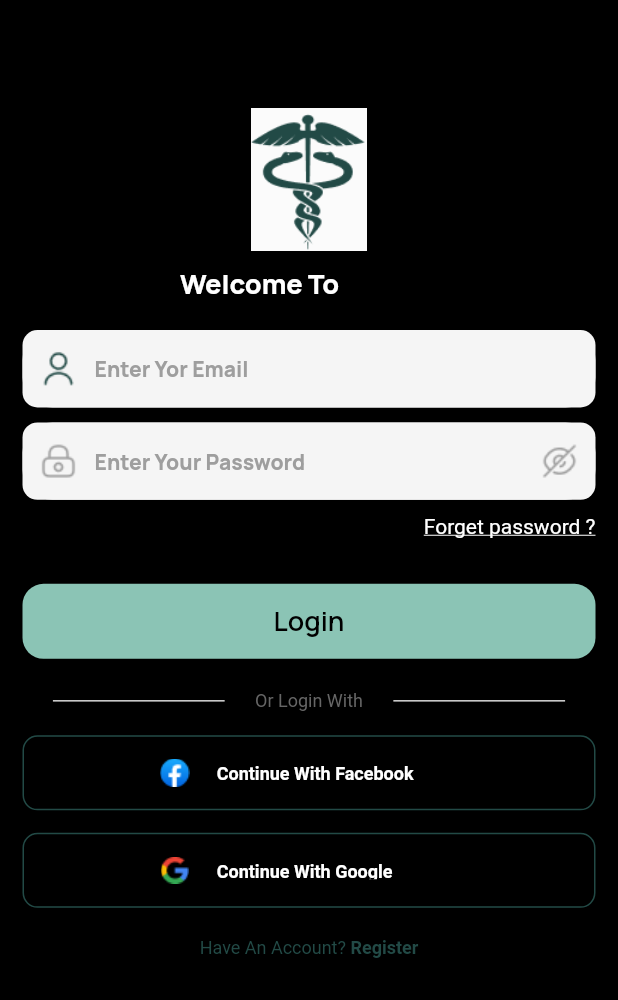
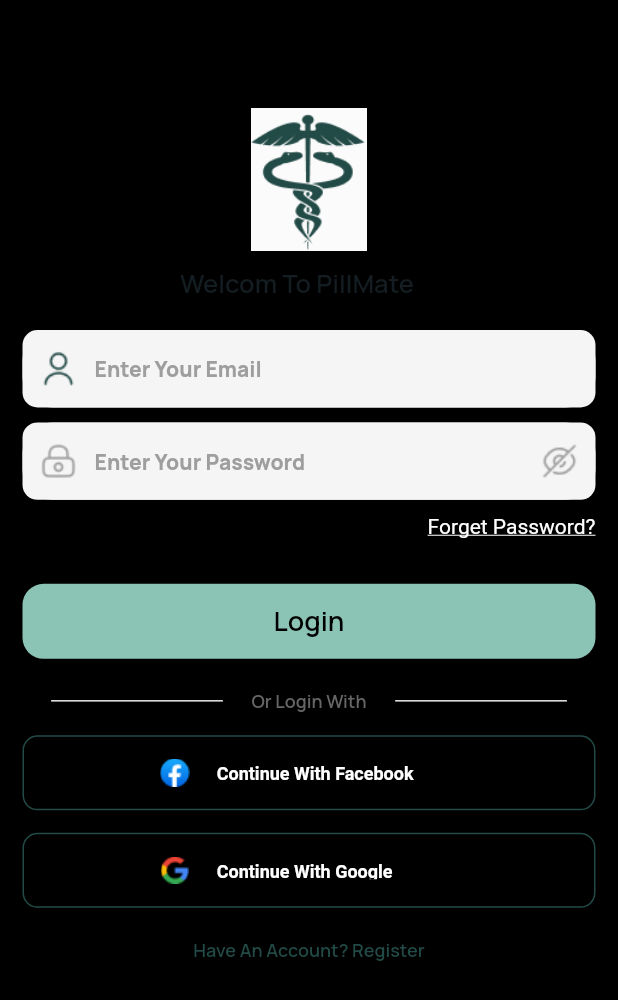
Before and after one commit to Mohamedihab29592/pillMate, a Flutter app: the screen it shows after launch, on a phone screen of 412 x 824 dp. Shown: the top 1000 px of the screen. Run offline on Flutter 3.47's test engine with Material 2 defaults, Android fonts, the light colour scheme and no system bars; our stand-ins replace auto_size_text, dots_indicator, flutter_bloc, flutter_otp_text_field, flutter_screenutil, flutter_svg and 5 more.

Commit message:
update auth section and creating onBoarding screen

```diff
--- a/lib/core/routes/app_routes.dart
+++ b/lib/core/routes/app_routes.dart
@@ -1,9 +1,9 @@
-
-
-
 import 'package:flutter/material.dart';
 import 'package:flutter_bloc/flutter_bloc.dart';
 import 'package:pill_mate/features/home/presentation/screens/layout.dart';
+import 'package:pill_mate/features/initial/onBoarding/onBoarding.dart';
+import 'package:pill_mate/features/initial/onBoarding/onBoarding1.dart';
+import 'package:pill_mate/features/initial/onBoarding/onBoarding2.dart';
 
 import '../../features/auth/presenation/screens/login_screen.dart';
 import '../../features/auth/presenation/screens/new-password.dart';
@@ -24,16 +24,13 @@
 import '../../features/sevices/payment/presentation/screens/details_screens.dart';
 import '../../features/sevices/payment/presentation/screens/payment_screen.dart';
 
-
-
-
-
-
-
 class Routes {
   static const String initialRoute = '/';
   static const String login = 'login';
   static const String register = 'register';
+  static const String onBoarding = 'onBoarding';
+  static const String onBoarding1 = 'onBoarding1';
+  static const String onBoarding2 = 'onBoarding2';
   static const String forgetPassword = 'forgetPassword';
   static const String newPassword = 'newPassword';
   static const String verification = 'verification';
@@ -48,8 +45,6 @@
   static const String profileScreen = '/profileScreen';
   static const String accountScreen = '/accountScreen';
   static const String notificationScreen = '/notificationScreen';
-
-
 }
 
 Widget appRoutes(String route, dynamic arg) {
@@ -57,13 +52,16 @@
     case Routes.initialRoute:
       return const SplashScreen();
     case Routes.login:
-
       return const LoginScreen();
     case Routes.register:
-
       return const RegisterScreen();
+    case Routes.onBoarding:
+      return const OnBoardingScreen();
+    case Routes.onBoarding1:
+      return const OnBoardingScreen1();
+    case Routes.onBoarding2:
+      return const OnBoardingScreen2();
     case Routes.layOut:
-
       return const LayOut();
 
     case Routes.categoryRoute:
@@ -78,7 +76,7 @@
     case Routes.categoriesIntailRoute:
       return BlocProvider(
         create: (context) => SearchCubit<CategoryModel>(),
-        child:  CategoriesScreen(),
+        child: CategoriesScreen(),
       );
 
     case Routes.categoryRoute:
@@ -106,7 +104,6 @@
     case Routes.notificationScreen:
       return NotificationScreen();
 
-
     default:
       return const Scaffold(
         body: Center(
--- a/lib/core/utils/app_assets.dart
+++ b/lib/core/utils/app_assets.dart
@@ -32,21 +32,16 @@
   static const String visa = '${paymentImages}visa.png';
   static const String vodCash = '${paymentImages}cash.png';
 
-
-
   static const String location = '${homeImages}location.png';
   static const String notification = '${homeImages}notification.png';
   static const String slider = '${homeImages}slider.png';
   static const String heart = '${homeImages}heart.png';
   static const String selectHeart = '${homeImages}select_heart.png';
-  static const String selectShopping= '${homeImages}select-shopping-bag.png';
+  static const String selectShopping = '${homeImages}select-shopping-bag.png';
   static const String shopping = '${homeImages}shopping-bag.png';
   static const String selectProfile = '${homeImages}select-profile-circle.png';
   static const String selectHome = '${homeImages}select_home.png';
   static const String messageHome = '${homeImages}messages.png';
-
-
-
 
   static const String productPageItem = '${baseUrl}productItem.png';
   static const String plusIcon = '${baseUrl}plus.svg';
@@ -57,7 +52,18 @@
       '${baseUrl}Two factor authentication-bro 1.png';
   static const String newPassword = '${baseUrl}newPassword.svg';
   static const String eyeSlash = '${baseUrl}eye-slash.png';
+  static const String eye = '${baseUrl}eye.png';
   static const String lock = '${baseUrl}lock.png';
   static const String home = '${baseUrl}home.png';
   static const String profile = '${baseUrl}profile-circle.png';
+
+  static const String pillMateLogo = '${baseUrl}pillMateLogo.PNG';
+  static const String userIcon = '${baseUrl}user.png';
+  static const String facebookIcon = '${baseUrl}Facebook.png';
+  static const String googleIcon = '${baseUrl}Google.png';
+  static const String profilePicture = '${baseUrl}pp.png';
+  static const String phoneIcon = '${baseUrl}call.png';
+
+  static const String onBoardingPic1 = '${baseUrl}Pharmacist-bro 1.png';
+  static const String onBoardingPic2 = '${baseUrl}Computer login-bro 2.png';
 }
--- a/lib/core/utils/app_colors.dart
+++ b/lib/core/utils/app_colors.dart
@@ -3,11 +3,11 @@
 class AppColors {
   static Color kPrimaryColor = const Color(0xff224A46);
 
-
   static Color kLightPrimaryColor = const Color(0xffDAFFF5);
   static Color kDarkPrimaryColor = const Color(0xff8BC4B5);
-
-
+  static Color KDarkBluishGreen = const Color(0xff141D21);
+  static Color KLightGray = const Color(0xffDADADA);
+  static Color KMediumGray = const Color(0xff666666);
 
 
   static const Color cardColors = Colors.black26;
@@ -19,5 +19,4 @@
   static const Color transparent = Colors.transparent;
   static const Color darkGreen = Color(0xff224A46);
   static const Color lightGrey = Color(0xffededec);
-
 }
--- a/lib/core/utils/app_strings.dart
+++ b/lib/core/utils/app_strings.dart
@@ -34,10 +34,12 @@
 
   ///auth screens
   static const String login = 'Login';
+  static const String register = 'Register';
+  static const String next = 'Next';
   static const String rememberUrPassword = 'Remember Your Password ?';
   static const String Continue = 'Continue';
   static const String enterUrEmail = 'Enter Your Email';
-  static const String forgetPassword = 'Forget Password';
+  static const String forgetPassword = 'Forget Password?';
   static const String newPassword = 'New Password';
   static const String reset = 'Reset';
   static const String confirmPassword = 'Confirm Password';
@@ -48,4 +50,24 @@
   static const String time = '00:120 Sec';
   static const String enterCodeSent = 'Enter the code sent to';
   static const String dontReceiveCode = 'Don’t receive code ? ';
+  static const String welcom = 'Welcom To $appName';
+  static const String orLoginWith = 'Or Login With';
+  static const String continueWithFacebook = 'Continue With Facebook';
+  static const String continueWithGoogle = 'Continue With Google';
+  static const String haveAnAccount = 'Have An Account?';
+  static const String alreadyHaveAnAccount = 'Already Have An Account?';
+  static const String password = 'Moamen@142004';
+  static const String hiddenPassword = '*************';
+  static const String location = 'Mansoura, Ahmed Maher';
+  static const String phoneNumber = '01011277063';
+  static const String email = 'moamenelsayed@gmail.com';
+  static const String name = 'Moamen';
+
+  //onBoarding screen
+  static const String onBoardingOneLine1 = 'You Can Easily Order Your';
+  static const String onBoardingOneLine2 = 'Medications Online And Have';
+  static const String onBoardingOneLine3 = 'Them Deliverd Right To Your';
+  static const String onBoardingOneLine4 = 'DooeStep.';
+  static const String onBoardingTwoLine1 = 'Create Your Profile: To Get';
+  static const String onBoardingTwoLine2 = 'started with PillMate';
 }
--- a/lib/features/auth/presenation/screens/login_screen.dart
+++ b/lib/features/auth/presenation/screens/login_screen.dart
@@ -2,10 +2,13 @@
 import 'package:pill_mate/core/components/custom_button.dart';
 import 'package:pill_mate/core/functions/navigate.dart';
 import 'package:pill_mate/core/routes/app_routes.dart';
+import 'package:pill_mate/core/utils/app_assets.dart';
+import 'package:pill_mate/core/utils/app_colors.dart';
+import 'package:pill_mate/core/utils/app_strings.dart';
+import 'package:pill_mate/core/utils/app_text_style.dart';
 import 'package:pill_mate/features/auth/presenation/widgets/Custom_authentication_button.dart';
 
 import '../../../../core/components/custom_text_field.dart';
-
 
 class LoginScreen extends StatelessWidget {
   const LoginScreen({super.key});
@@ -23,19 +26,20 @@
             SizedBox(
                 width: 80,
                 height: 95,
-                child: Image.asset('assets/images/pillMateLogo.PNG')),
+                child: Image.asset(ImageAssets.pillMateLogo)),
             const SizedBox(
               height: 10,
             ),
-             Row(
+            Row(
               mainAxisAlignment: MainAxisAlignment.center,
               children: [
                 SizedBox(
                   width: 172,
                   height: 23,
                   child: Text(
-                    'Welcome To PillMate',
-                    style: Theme.of(context).textTheme.bodyLarge
+                    AppStrings.welcom,
+                    style: regularStyle(
+                        color: AppColors.KDarkBluishGreen, fontSize: 17),
                   ),
                 ),
               ],
@@ -44,32 +48,31 @@
               height: 20,
             ),
             CustomTextField(
-              prefixIcon: 'assets/images/user.png',
-              hintText: 'Enter Yor Email',
-
+              prefixIcon: ImageAssets.userIcon,
+              hintText: AppStrings.enterUrEmail,
             ),
             const SizedBox(
               height: 10,
             ),
             CustomTextField(
-              prefixIcon: 'assets/images/lock.png',
-              hintText: 'Enter Your Password',
+              prefixIcon: ImageAssets.lock,
+              hintText: AppStrings.enterUrPassword,
               obscureText: true,
-              suffixIcon: 'assets/images/eye-slash.png',
-
+              suffixIcon: ImageAssets.eyeSlash,
             ),
             const SizedBox(
               height: 10,
             ),
-             Row(
+            Row(
               mainAxisAlignment: MainAxisAlignment.end,
               children: [
                 InkWell(
-                  onTap: (){
-                    navigateReplacement(context: context, route: Routes.forgetPassword);
+                  onTap: () {
+                    navigateReplacement(
+                        context: context, route: Routes.forgetPassword);
                   },
-                  child: Text(
-                    'Forget password ?',
+                  child: const Text(
+                    AppStrings.forgetPassword,
                     style: TextStyle(decoration: TextDecoration.underline),
                   ),
                 )
@@ -78,34 +81,34 @@
             const SizedBox(
               height: 30,
             ),
-             CustomButton(onTap: (){
-               navigateAndKill(context: context, route: Routes.layOut);
-             }, text: "Login"),
+            CustomButton(
+                onTap: () {
+                  navigateAndKill(context: context, route: Routes.layOut);
+                },
+                text: AppStrings.login),
             const SizedBox(
               height: 20,
             ),
-            const Row(
+            Row(
               mainAxisAlignment: MainAxisAlignment.spaceEvenly,
               children: [
-                SizedBox(
+                const SizedBox(
                   width: 114.5,
                   child: Divider(
                     thickness: 1,
-                    color: Color(0xffDADADA),
+                    color: AppColors.lightGrey,
                   ),
                 ),
                 Text(
-                  'Or Login With',
-                  style: TextStyle(
-                    color: Color(0xff666666),
-                    fontSize: 12,
-                  ),
+                  AppStrings.orLoginWith,
+                  style:
+                      regularStyle(color: AppColors.KMediumGray, fontSize: 12),
                 ),
-                SizedBox(
+                const SizedBox(
                   width: 114.5,
                   child: Divider(
                     thickness: 1,
-                    color: Color(0xffDADADA),
+                    color: AppColors.lightGrey,
                   ),
                 ),
               ],
@@ -114,38 +117,35 @@
               height: 15,
             ),
             const CustomAuthenticationButton(
-                image: 'assets/images/Facebook.png',
-                text: 'Continue With Facebook'),
+              image: ImageAssets.facebookIcon,
+              text: AppStrings.continueWithFacebook,
+            ),
             const SizedBox(
               height: 15,
             ),
             const CustomAuthenticationButton(
-                image: 'assets/images/Google.png',
-                text: 'Continue With Google'),
+              image: ImageAssets.googleIcon,
+              text: AppStrings.continueWithGoogle,
+            ),
             const SizedBox(
               height: 20,
             ),
-             Row(
+            Row(
               mainAxisAlignment: MainAxisAlignment.center,
               children: [
                 Text(
-                  'Have An Account? ',
-                  style: TextStyle(
-                    fontSize: 12,
-                    color: Color(0xff224A46),
-                  ),
+                  '${AppStrings.haveAnAccount} ',
+                  style: regularStyle(color: AppColors.darkGreen, fontSize: 12),
                 ),
                 InkWell(
-                  onTap: (){
-                    navigateReplacement(context: context, route: Routes.register);
+                  onTap: () {
+                    navigateReplacement(
+                        context: context, route: Routes.register);
                   },
                   child: Text(
-                    'Register',
-                    style: TextStyle(
-                      fontSize: 12,
-                      fontWeight: FontWeight.w600,
-                      color: Color(0xff224A46),
-                    ),
+                    AppStrings.register,
+                    style:
+                        regularStyle(color: AppColors.darkGreen, fontSize: 12),
                   ),
                 ),
               ],
--- a/lib/main.dart
+++ b/lib/main.dart
@@ -22,10 +22,15 @@
         theme: AppThemes.darkMode,
         initialRoute: Routes.login,
         routes: {
-          Routes.login: (context) =>
-              appRoutes(Routes.login, null),
+          Routes.onBoarding: (context) => appRoutes(Routes.onBoarding, null),
+          Routes.onBoarding1: (context) => appRoutes(Routes.onBoarding1, null),
+          Routes.onBoarding2: (context) => appRoutes(Routes.onBoarding2, null),
+          Routes.initialRoute: (context) =>
+              appRoutes(Routes.initialRoute, null),
+          Routes.login: (context) => appRoutes(Routes.login, null),
           Routes.categoriesIntailRoute: (context) =>
               appRoutes(Routes.categoriesIntailRoute, null),
+          Routes.register: (context) => appRoutes(Routes.register, null),
           Routes.categoryRoute: (context) =>
               appRoutes(Routes.categoryRoute, null),
           Routes.favouriteRoute: (context) =>
```
Also changed, not shown: lib/core/components/custom_colored_button.dart (added, +37 -0 lines), lib/features/auth/presenation/screens/register_screen.dart (+29 -35 lines), lib/features/initial/onBoarding/onBoarding.dart (+49 -0 lines), lib/features/initial/onBoarding/onBoarding1.dart (added, +67 -0 lines), lib/features/initial/onBoarding/onBoarding2.dart (added, +67 -0 lines), lib/features/initial/splash/splash.dart (+21 -2 lines), assets/images/Computer login-bro 2.png (added), assets/images/Pharmacist-bro 1.png (added).
